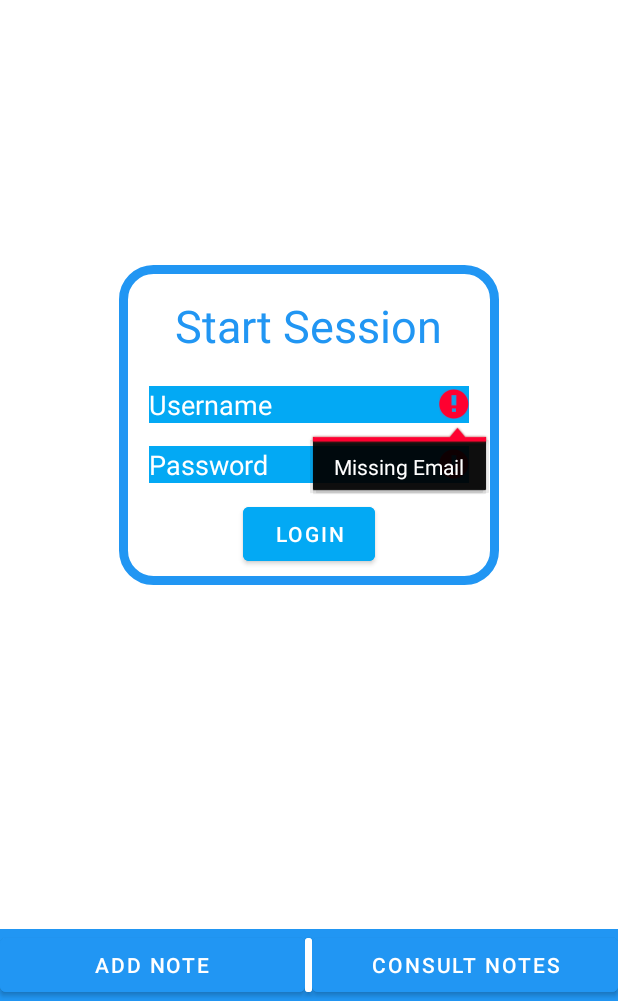
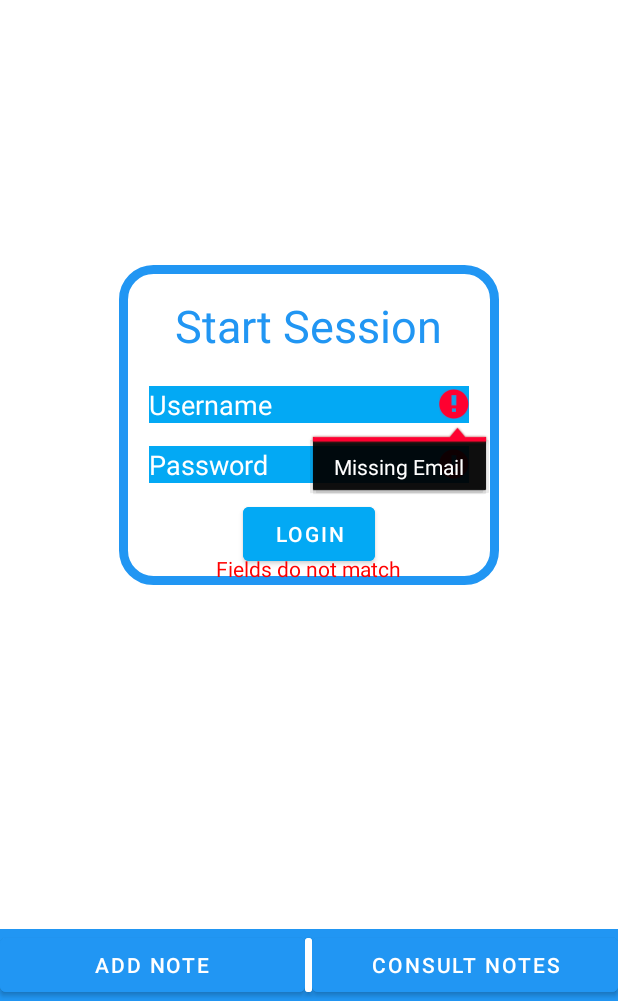
Before and after one commit to davidverde/SmartCities, an Android app: the screen it shows after launch (MainActivity), after a tap on "LOGIN", on a phone screen of 412 x 824 dp, the part 235-1236 px from its top. Run offline under Robolectric (Android 15) with nearby library versions, the light colour scheme and no system bars; our stand-ins replace Room's generated code; 1 statement that could not run was skipped.

Commit message:
Login sucesso e insucesso

```diff
--- a/app/src/main/AndroidManifest.xml
+++ b/app/src/main/AndroidManifest.xml
@@ -11,7 +11,8 @@
         android:roundIcon="@mipmap/ic_launcher_round"
         android:supportsRtl="true"
         android:theme="@style/Theme.SmartCities">
-        <activity android:name=".show_note_detail"></activity>
+        <activity android:name=".mapa_menu"></activity>
+        <activity android:name=".show_note_detail" />
         <activity android:name=".editNote" />
         <activity android:name=".addNote" />
         <activity android:name=".recyclerLista" />
--- a/app/src/main/java/com/example/smartcities/MainActivity.kt
+++ b/app/src/main/java/com/example/smartcities/MainActivity.kt
@@ -96,6 +96,12 @@ class MainActivity : AppCompatActivity() {
 
         val emailVal = findViewById<EditText>(R.id.email)
         val passVal = findViewById<EditText>(R.id.pass)
+        val erro = findViewById<TextView>(R.id.erro_log)
+
+        val intent = Intent(this, mapa_menu::class.java).apply {
+        }
+
+        erro.visibility = (View.INVISIBLE)
 
         // Verificações de campos vazios
 
@@ -107,31 +113,33 @@ class MainActivity : AppCompatActivity() {
             }
 
 
-
+        // invocar pedido post com os paramotros do login
         val request = ServiceBuilder.buildService(EndPoints::class.java)
-        val call = request.postUtl("stania@ipvc.pt", "12345")
+        val call = request.postUtl(emailVal.text.toString(), passVal.text.toString())
 
         call.enqueue(object : Callback<List<OutputPost>>{
 
             override fun onResponse(call: Call<List<OutputPost>>, response: Response<List<OutputPost>>) {
 
                 if (response.isSuccessful){
-                    for(OutputPost in response.body()!!){
+                    for(OutputPost in response.body()!!){   // verificação se os dados do login correspondem a um utilizador
 
-                        Log.d("TAG_", OutputPost.email.toString() + OutputPost.pass.toString())
+                        if(emailVal.text.toString().equals(OutputPost.email) && passVal.text.toString().equals(OutputPost.pass)){
+                            startActivity(intent)
+                        } else if(!(emailVal.text.isNullOrEmpty()) || !(passVal.text.isNullOrEmpty())){
+                            erro.visibility = (View.VISIBLE)
+                        }
+
                     }
-
                 }
             }
 
             override fun onFailure(call: Call<List<OutputPost>>, t: Throwable) {
                 /* Toast.makeText(this@MainActivity, "${t.message}", Toast.LENGTH_SHORT).show()*/
                 Log.d("TAG_", "err: " + t.message)
+                erro.visibility = (View.VISIBLE)
             }
+
         })
-
-
     }
-
-
 }
--- a/app/src/main/res/layout/activity_main.xml
+++ b/app/src/main/res/layout/activity_main.xml
@@ -73,6 +73,16 @@
 
     </LinearLayout>
 
+    <TextView
+        android:id="@+id/erro_log"
+        android:layout_width="wrap_content"
+        android:layout_height="wrap_content"
+        android:layout_centerHorizontal="true"
+        android:layout_marginTop="470dp"
+        android:text="@string/erro_login"
+        android:textColor="@color/red"
+        android:visibility="invisible" />
+
     <LinearLayout
         android:layout_width="match_parent"
         android:layout_height="wrap_content"
--- a/app/src/main/res/values/colors.xml
+++ b/app/src/main/res/values/colors.xml
@@ -10,4 +10,5 @@
     <color name="azulEscuro">#3f51b5</color>
     <color name="azulMedio">#2196f3</color>
     <color name="azulClaro">#03a9f4</color>
+    <color name="red">#ff0000</color>
 </resources>
--- a/app/src/main/res/values/strings.xml
+++ b/app/src/main/res/values/strings.xml
@@ -19,4 +19,6 @@
     <string name="miss_description">Missing Description</string>
     <string name="erro_email">Missing Email</string>
     <string name="erro_pass">Missing Password</string>
+    <string name="erro_login">Fields do not match</string>
+    <string name="sucess_login">Login Sucessfull</string>
 </resources>
```
Also changed, not shown: app/src/main/java/com/example/smartcities/mapa_menu.kt (added, +11 -0 lines), app/src/main/res/layout/activity_mapa_menu.xml (added, +15 -0 lines).
